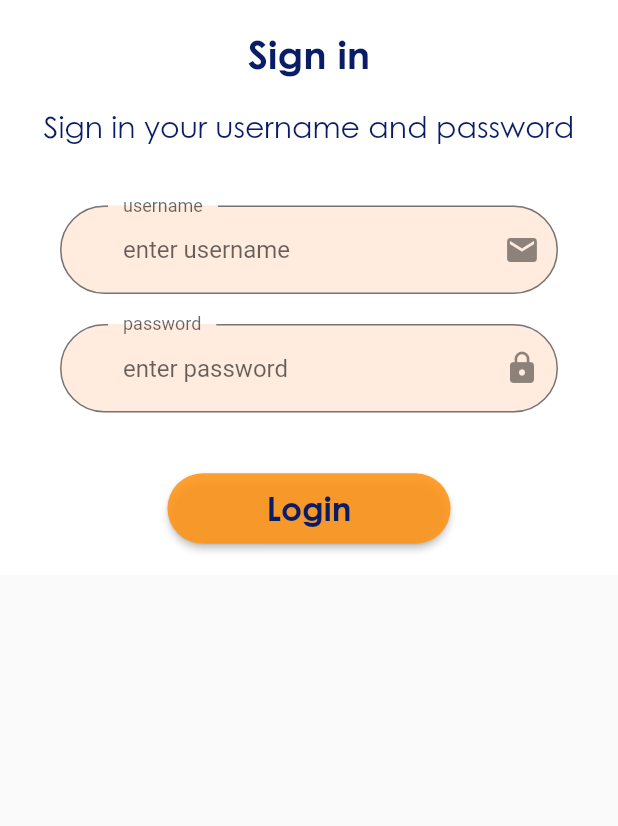
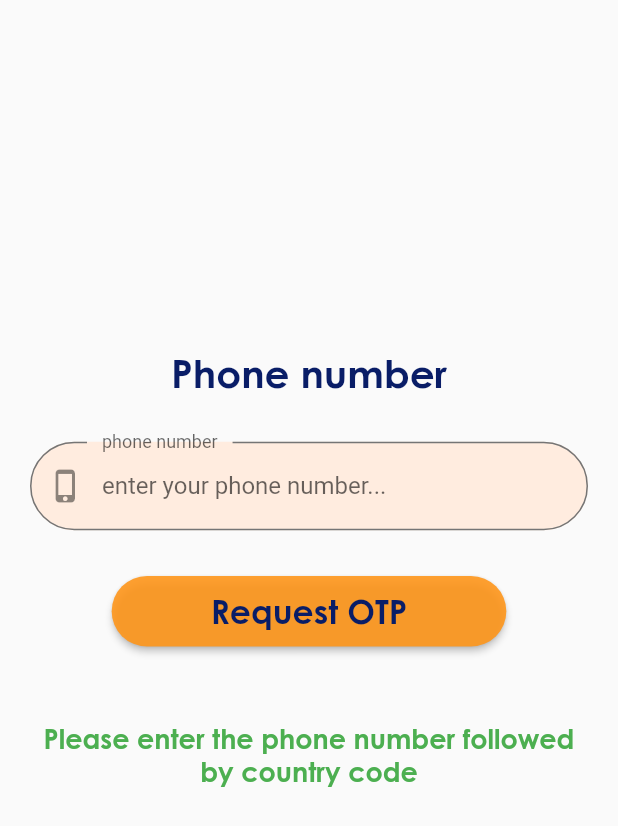
Before and after one commit to thanutpheeraphan/Portfolio, a Flutter app: the screen it shows after launch, after a tap on "Login", on a phone screen of 412 x 824 dp. Shown: the top 826 px of the screen. Run offline on Flutter 3.47's test engine with Material 2 defaults, Android fonts, the phone set to English and light mode, and no system bars.

Commit message:
add OtpScreen

```diff
--- a/lib/main.dart
+++ b/lib/main.dart
@@ -1,5 +1,6 @@
 import 'package:flutter/material.dart';
 import 'package:portfolio/routes.dart';
+import 'package:portfolio/screens/Otp/otp_page.dart';
 import 'package:portfolio/screens/SignIn/sign_in.dart';
 
 void main() {
--- a/lib/routes.dart
+++ b/lib/routes.dart
@@ -1,7 +1,9 @@
 import 'package:flutter/widgets.dart';
+import 'package:portfolio/screens/Otp/otp_page.dart';
 import 'package:portfolio/screens/SignIn/sign_in.dart';
 
 final Map<String, WidgetBuilder> routes = {
   SignInScreen.routeName: (context) => SignInScreen(),
+  OtpScreen.routeName: (context) => OtpScreen(),
 
 };
--- /dev/null
+++ b/lib/screens/Otp/otp_page.dart
@@ -0,0 +1,13 @@
+import 'package:flutter/material.dart';
+import 'package:portfolio/widgets/SendOtp_widgets/otp.dart';
+
+class OtpScreen extends StatelessWidget {
+  static String routeName = "/otp";
+
+  @override
+  Widget build(BuildContext context) {
+    return Scaffold(
+      body: Otp(),
+    );
+  }
+}
--- /dev/null
+++ b/lib/widgets/SendOtp_widgets/otp.dart
@@ -0,0 +1,184 @@
+// import 'package:firebase_auth/firebase_auth.dart';
+import 'package:flutter/material.dart';
+
+import 'dart:async';
+
+class Otp extends StatefulWidget {
+  @override
+  _OtpState createState() => _OtpState();
+}
+
+class _OtpState extends State<Otp> {
+  String phoneNumber, verificationId;
+  String otp, authStatus = "";
+
+  // Future<void> verifyPhoneNumber(BuildContext context) async {
+  //   await FirebaseAuth.instance.verifyPhoneNumber(
+  //     phoneNumber: phoneNumber,
+  //     timeout: const Duration(seconds: 15),
+  //     verificationCompleted: (AuthCredential authCredential) {
+  //       setState(() {
+  //         authStatus = "Your account is successfully verified";
+  //       });
+  //     },
+  //     verificationFailed: (AuthException authException) {
+  //       setState(() {
+  //         authStatus = "Authentication failed";
+  //       });
+  //     },
+  //     codeSent: (String verId, [int forceCodeResent]) {
+  //       verificationId = verId;
+  //       setState(() {
+  //         authStatus = "OTP has been successfully send";
+  //       });
+  //       otpDialogBox(context).then((value) {});
+  //     },
+  //     codeAutoRetrievalTimeout: (String verId) {
+  //       verificationId = verId;
+  //       setState(() {
+  //         authStatus = "TIMEOUT";
+  //       });
+  //     },
+  //   );
+  // }
+
+  otpDialogBox(BuildContext context) {
+    return showDialog(
+        context: context,
+        barrierDismissible: false,
+        builder: (BuildContext context) {
+          return new AlertDialog(
+            title: Text('Enter your OTP'),
+            content: Padding(
+              padding: const EdgeInsets.all(8.0),
+              child: TextFormField(
+                decoration: InputDecoration(
+                  border: new OutlineInputBorder(
+                    borderRadius: const BorderRadius.all(
+                      const Radius.circular(30),
+                    ),
+                  ),
+                ),
+                onChanged: (value) {
+                  otp = value;
+                },
+              ),
+            ),
+            contentPadding: EdgeInsets.all(10.0),
+            actions: <Widget>[
+              FlatButton(
+                onPressed: () {
+                  // Navigator.of(context).pop();
+                  // signIn(otp);
+                },
+                child: Text(
+                  'Submit',
+                ),
+              ),
+            ],
+          );
+        });
+  }
+
+  // Future<void> signIn(String otp) async {
+  //   await FirebaseAuth.instance
+  //       .signInWithCredential(PhoneAuthProvider.getCredential(
+  //     verificationId: verificationId,
+  //     smsCode: otp,
+  //   ));
+  // }
+
+  @override
+  Widget build(BuildContext context) {
+    return Scaffold(
+      body: Container(
+        child: Padding(
+          padding: const EdgeInsets.all(20),
+          child: Column(
+            mainAxisAlignment: MainAxisAlignment.center,
+              children: <Widget>[
+                Text(
+                  "Phone number",
+                  style: TextStyle(
+                      fontFamily: 'Century Gothic',
+                      fontWeight: FontWeight.bold,
+                      fontSize: 26,
+                      color: Color.fromRGBO(9, 29, 103, 1)),
+                ),
+                SizedBox(height: 30),
+                TextField(
+                  keyboardType: TextInputType.phone,
+                  decoration: InputDecoration(
+                    labelText: "phone number",
+                    hintText: "enter your phone number...",
+                    filled: true,
+                    fillColor: Color(0xFFFFECDF),
+                    prefixIcon: Icon(Icons.phone_iphone),
+                    floatingLabelBehavior: FloatingLabelBehavior.always,
+                    contentPadding:
+                        EdgeInsets.symmetric(horizontal: 42, vertical: 20),
+                    enabledBorder: OutlineInputBorder(
+                      borderRadius: BorderRadius.circular(30),
+                      borderSide: BorderSide(
+                        color: Color(0xFF757575),
+                      ),
+                      gapPadding: 10,
+                    ),
+                    focusedBorder: OutlineInputBorder(
+                      borderRadius: BorderRadius.circular(30),
+                      borderSide: BorderSide(
+                        color: Color(0xFF757575),
+                      ),
+                    ),
+                  ),
+                  onChanged: (value) {
+                    phoneNumber = value;
+                  },
+                ),
+                SizedBox(height: 30),
+                RaisedButton(
+                  // onPressed: () => phoneNumber == null ? null : verifyPhoneNumber(context),
+                  onPressed: () => {},
+                  shape: RoundedRectangleBorder(
+                      borderRadius: BorderRadius.circular(30)),
+                  color: Color.fromRGBO(255, 149, 24, 0.89),
+                  child: Padding(
+                    padding: const EdgeInsets.only(
+                        left: 50, right: 50, top: 10, bottom: 10),
+                    child: Text(
+                      'Request OTP',
+                      style: TextStyle(
+                        fontFamily: 'Century Gothic',
+                        fontWeight: FontWeight.bold,
+                        fontSize: 22,
+                        color: Color.fromRGBO(9, 29, 103, 1),
+                      ),
+                    ),
+                  ),
+                ),
+                SizedBox(height: 50),
+                Text(
+                  "Please enter the phone number followed by country code",
+                  textAlign: TextAlign.center,
+                  style: TextStyle(
+                      fontFamily: 'Century Gothic',
+                      fontWeight: FontWeight.bold,
+                      fontSize: 18,
+                      color: Colors.green),
+                ),
+                SizedBox(height: 50),
+                Text(
+                  authStatus == "" ? "" : authStatus,
+                  style: TextStyle(
+                      color: authStatus.contains("fail") ||
+                              authStatus.contains("TIMEOUT")
+                          ? Colors.red
+                          : Colors.green),
+                )
+              ],
+            ),
+        ),
+      ),
+    );
+  }
+}
--- a/lib/widgets/SignIn_widgets/SignForm.dart
+++ b/lib/widgets/SignIn_widgets/SignForm.dart
@@ -123,7 +123,7 @@ class _SignFormState extends State<SignForm> {
         hintText: "enter email",
         filled: true,
         fillColor: Color(0xFFFFECDF),
-        suffixIcon: Icon(Icons.mail),
+        suffixIcon: Icon(Icons.person),
         floatingLabelBehavior: FloatingLabelBehavior.always,
         contentPadding: EdgeInsets.symmetric(horizontal: 42, vertical: 20),
         enabledBorder: OutlineInputBorder(
@@ -172,7 +172,7 @@ class _SignFormState extends State<SignForm> {
         hintText: "enter username",
         filled: true,
         fillColor: Color(0xFFFFECDF),
-        suffixIcon: Icon(Icons.mail),
+        suffixIcon: Icon(Icons.person),
         floatingLabelBehavior: FloatingLabelBehavior.always,
         contentPadding: EdgeInsets.symmetric(horizontal: 42, vertical: 20),
         enabledBorder: OutlineInputBorder(
--- a/lib/widgets/SignIn_widgets/SignInBody.dart
+++ b/lib/widgets/SignIn_widgets/SignInBody.dart
@@ -1,4 +1,5 @@
 import 'package:flutter/material.dart';
+import 'package:portfolio/screens/Otp/otp_page.dart';
 
 import 'SignForm.dart';
 import 'SignInHeader.dart';
@@ -14,17 +15,17 @@ class SignInBody extends StatelessWidget {
         width: double.infinity,
         child: Padding(
           padding: EdgeInsets.symmetric(horizontal: 20),
-          child: SingleChildScrollView(
-              child: Column(
+          child: Column(
+            mainAxisAlignment: MainAxisAlignment.center,
             children: [
               SignInHeader(),
-              SizedBox(height: 20),
-              // Image.asset('assets/images/portfolio.png', fit: BoxFit.cover),
-              SizedBox(height: 20),
+              SizedBox(height: 30),
               SignForm(),
-              SizedBox(height: 20),
+              SizedBox(height: 30),
               RaisedButton(
-                onPressed: () => {},
+                onPressed: () => {
+                  Navigator.pushNamed(context, OtpScreen.routeName),
+                },
                 shape: RoundedRectangleBorder(
                     borderRadius: BorderRadius.circular(30)),
                 color: Color.fromRGBO(255, 149, 24, 0.89),
@@ -42,9 +43,9 @@ class SignInBody extends StatelessWidget {
                   ),
                 ),
               ),
-              SizedBox(height: 20),
+              SizedBox(height: 50),
             ],
-          )),
+          ),
         ),
       ),
     );
--- a/lib/widgets/SignIn_widgets/SignInHeader.dart
+++ b/lib/widgets/SignIn_widgets/SignInHeader.dart
@@ -10,7 +10,6 @@ class SignInHeader extends StatelessWidget {
       child: Column(
         mainAxisAlignment: MainAxisAlignment.center,
         children: [
-          SizedBox(height: 20),
           Text(
             'Sign in',
             style: TextStyle(
```
